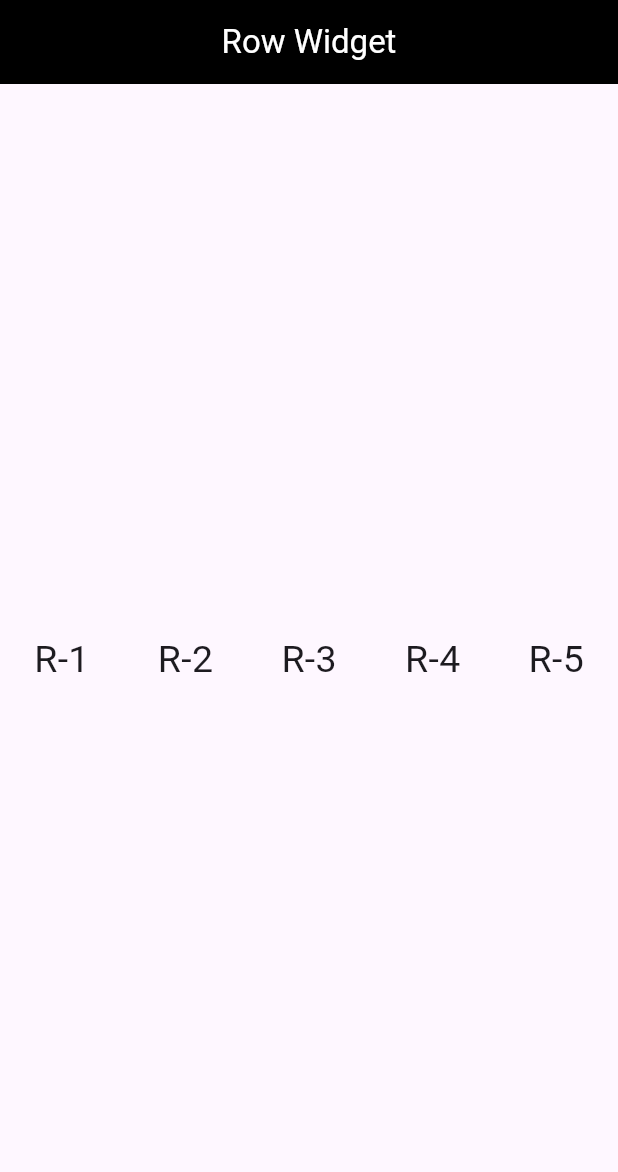
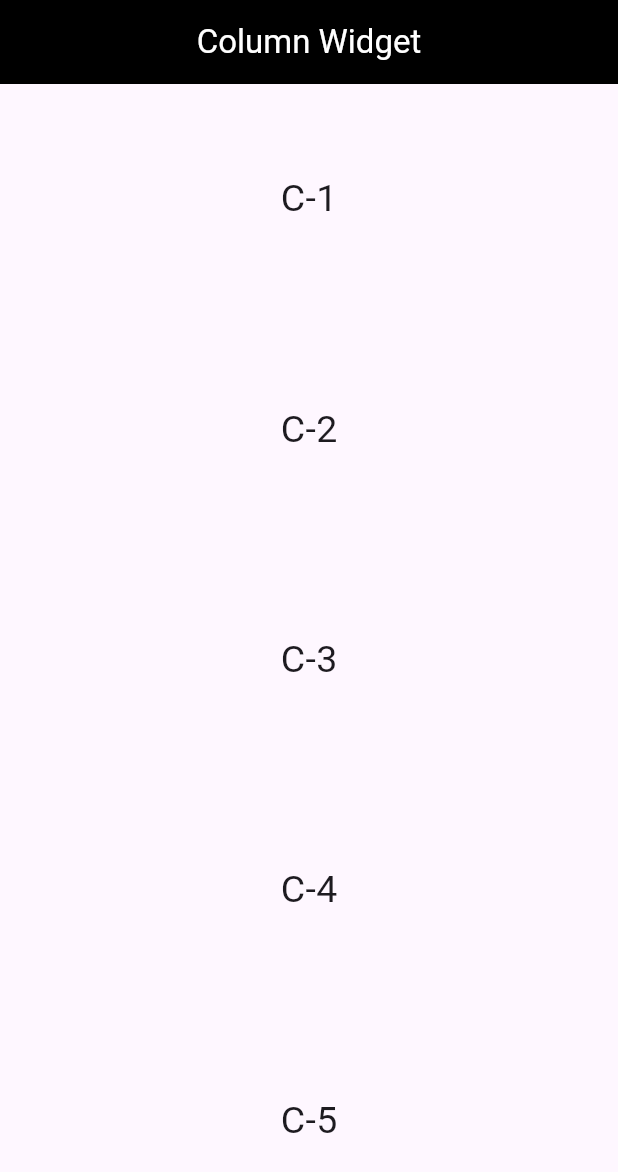
Before and after one commit to FlimFli/dart-week15-C2-2568, a Flutter app: the screen it shows after launch, on a phone screen of 412 x 824 dp. Shown: the top 1172 px of the screen. Run offline on Flutter 3.47's test engine with Material 3 defaults, Android fonts, the phone set to English and light mode, and no system bars.

Commit message:
column_page

```diff
--- /dev/null
+++ b/lib/column_page.dart
@@ -0,0 +1,31 @@
+
+import 'package:flutter/material.dart';
+
+class ColumnPage extends StatelessWidget{
+  const ColumnPage ({super.key});
+
+  @override
+  Widget build(BuildContext context) {
+    return Scaffold(
+      appBar: AppBar(
+        centerTitle: true,
+        backgroundColor: Colors.black,
+        title: Text("Column Widget", style: TextStyle(color: Colors.white),),
+      ),
+
+      body: Center(
+        child: Column(
+          mainAxisAlignment: MainAxisAlignment.spaceAround,
+          crossAxisAlignment: CrossAxisAlignment.center,
+          children: [
+            Text("C-1",style: TextStyle(fontSize: 25)),
+            Text("C-2",style: TextStyle(fontSize: 25)),
+            Text("C-3",style: TextStyle(fontSize: 25)),
+            Text("C-4",style: TextStyle(fontSize: 25)),
+            Text("C-5",style: TextStyle(fontSize: 25)),
+          ],
+        ),
+      ),
+    );
+  }
+}
--- a/lib/main.dart
+++ b/lib/main.dart
@@ -1,5 +1,6 @@
 
 import 'package:flutter/material.dart';
+import 'package:flutter_week15/column_page.dart';
 import 'package:flutter_week15/home.dart';
 import 'package:flutter_week15/row_page.dart';
 
@@ -14,7 +15,7 @@ class MyApp extends StatelessWidget{
 @override
 Widget build(BuildContext context) {
   return MaterialApp(
-    home: RowPage(
+    home: ColumnPage(
 
     ),
   );
```
